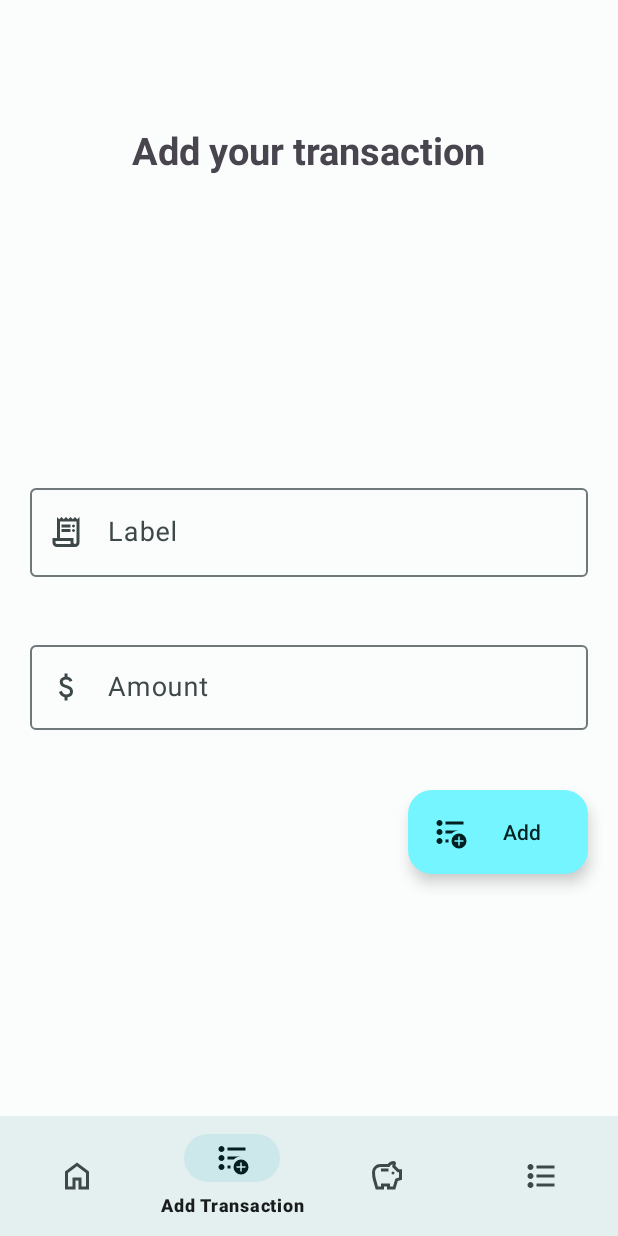
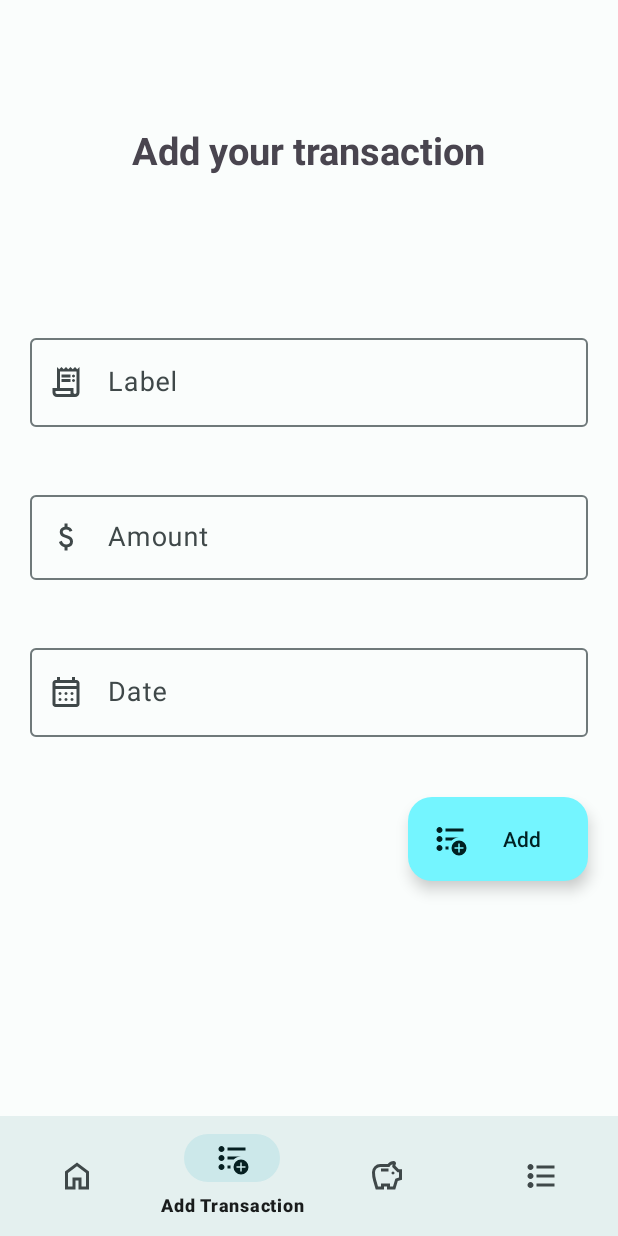
Before and after one commit to jj0003/Budget-Mate-APK, an Android app: the AddTransaction screen opened through its navigation route, on a phone screen of 412 x 824 dp. Run offline under Robolectric (Android 15) with nearby library versions, the phone set to English and light mode, and no system bars; our stand-ins replace data binding, navigation-ui.

Commit message:
NEW BRACNH UI FULLY WORKS 2.0 with new nav

```diff
--- a/app/src/main/java/com/janstudios/budgit/AddTransaction.kt
+++ b/app/src/main/java/com/janstudios/budgit/AddTransaction.kt
@@ -1,11 +1,15 @@
 package com.janstudios.budgit
 
+import android.app.DatePickerDialog
 import android.os.Bundle
 import android.view.LayoutInflater
 import android.view.View
 import android.view.ViewGroup
 import androidx.fragment.app.Fragment
 import com.janstudios.budgit.databinding.FragmentAddTransactionBinding
+import java.text.SimpleDateFormat
+import java.util.Calendar
+import java.util.Locale
 
 class AddTransaction() : Fragment() {
 
@@ -19,7 +23,32 @@ class AddTransaction() : Fragment() {
 
         binding.addTransactionButton.setOnClickListener(){}
 
+        initializeDatePicker()
+
         return binding.root
+    }
+
+    private fun initializeDatePicker() {
+        val calendar = Calendar.getInstance()
+        val datePickerListener = DatePickerDialog.OnDateSetListener { _, year, month, dayOfMonth ->
+            calendar.set(Calendar.YEAR, year)
+            calendar.set(Calendar.MONTH, month)
+            calendar.set(Calendar.DAY_OF_MONTH, dayOfMonth)
+            updateDateInView(calendar)
+        }
+
+        binding.inputDateEdit.setOnClickListener {
+            DatePickerDialog(requireContext(), datePickerListener,
+                calendar.get(Calendar.YEAR),
+                calendar.get(Calendar.MONTH),
+                calendar.get(Calendar.DAY_OF_MONTH)).show()
+        }
+    }
+
+    private fun updateDateInView(calendar: Calendar) {
+        val dateFormat = "yyyy-MM-dd"
+        val sdf = SimpleDateFormat(dateFormat, Locale.GERMANY)
+        binding.inputDateEdit.setText(sdf.format(calendar.time))
     }
 
     override fun onDestroyView() {
--- a/app/src/main/java/com/janstudios/budgit/UserTransaction.kt
+++ b/app/src/main/java/com/janstudios/budgit/UserTransaction.kt
@@ -1,3 +1,3 @@
 package com.janstudios.budgit
 
-data class UserTransaction(val amount: String, val label: String )
+data class UserTransaction(val amount: String, val label: String, )
--- /dev/null
+++ b/app/src/main/res/drawable/ic_calendar.xml
@@ -0,0 +1,9 @@
+<vector xmlns:android="http://schemas.android.com/apk/res/android"
+    android:width="24dp"
+    android:height="24dp"
+    android:viewportWidth="960"
+    android:viewportHeight="960">
+  <path
+      android:fillColor="#FF000000"
+      android:pathData="M200,880q-33,0 -56.5,-23.5T120,800v-560q0,-33 23.5,-56.5T200,160h40v-80h80v80h320v-80h80v80h40q33,0 56.5,23.5T840,240v560q0,33 -23.5,56.5T760,880L200,880ZM200,800h560v-400L200,400v400ZM200,320h560v-80L200,240v80ZM200,320v-80,80ZM480,560q-17,0 -28.5,-11.5T440,520q0,-17 11.5,-28.5T480,480q17,0 28.5,11.5T520,520q0,17 -11.5,28.5T480,560ZM320,560q-17,0 -28.5,-11.5T280,520q0,-17 11.5,-28.5T320,480q17,0 28.5,11.5T360,520q0,17 -11.5,28.5T320,560ZM640,560q-17,0 -28.5,-11.5T600,520q0,-17 11.5,-28.5T640,480q17,0 28.5,11.5T680,520q0,17 -11.5,28.5T640,560ZM480,720q-17,0 -28.5,-11.5T440,680q0,-17 11.5,-28.5T480,640q17,0 28.5,11.5T520,680q0,17 -11.5,28.5T480,720ZM320,720q-17,0 -28.5,-11.5T280,680q0,-17 11.5,-28.5T320,640q17,0 28.5,11.5T360,680q0,17 -11.5,28.5T320,720ZM640,720q-17,0 -28.5,-11.5T600,680q0,-17 11.5,-28.5T640,640q17,0 28.5,11.5T680,680q0,17 -11.5,28.5T640,720Z"/>
+</vector>
--- a/app/src/main/res/layout/fragment_add_transaction.xml
+++ b/app/src/main/res/layout/fragment_add_transaction.xml
@@ -36,7 +36,7 @@
             app:layout_constraintTop_toBottomOf="@+id/transaction_title"
             app:layout_constraintStart_toStartOf="parent"
             app:layout_constraintEnd_toEndOf="parent"
-            android:layout_marginTop="100dp"
+
             android:padding="20dp">
 
             <com.google.android.material.textfield.TextInputEditText
@@ -69,6 +69,26 @@
                 android:padding="16dp"/>
         </com.google.android.material.textfield.TextInputLayout>
 
+        <com.google.android.material.textfield.TextInputLayout
+            android:id="@+id/input_date"
+            android:layout_width="0dp"
+            android:layout_height="wrap_content"
+            android:hint="Date"
+            app:startIconDrawable="@drawable/ic_calendar"
+            app:layout_constraintTop_toBottomOf="@+id/input_amount"
+            app:layout_constraintStart_toStartOf="parent"
+            app:layout_constraintEnd_toEndOf="parent"
+            android:padding="20dp">
+
+            <com.google.android.material.textfield.TextInputEditText
+                android:id="@+id/input_date_edit"
+                android:layout_width="match_parent"
+                android:layout_height="wrap_content"
+                android:textSize="18sp"
+                android:focusable="false"/>
+        </com.google.android.material.textfield.TextInputLayout>
+
+
         <com.google.android.material.floatingactionbutton.ExtendedFloatingActionButton
             android:id="@+id/add_transaction_button"
             android:layout_width="wrap_content"
@@ -76,7 +96,7 @@
             android:layout_margin="20dp"
             android:text="Add"
             app:icon="@drawable/ic_add"
-            app:layout_constraintTop_toBottomOf="@+id/input_amount"
+            app:layout_constraintTop_toBottomOf="@+id/input_date"
             app:layout_constraintRight_toRightOf="parent"/>
 
     </androidx.constraintlayout.widget.ConstraintLayout>
--- a/app/src/main/res/layout/fragment_budget.xml
+++ b/app/src/main/res/layout/fragment_budget.xml
@@ -25,9 +25,6 @@
                 android:layout_gravity="center"/>
         </FrameLayout>
 
-
-
-
         <com.google.android.material.textfield.TextInputLayout
             android:id="@+id/input_frequency"
             style="@style/Widget.Material3.TextInputLayout.OutlinedBox.ExposedDropdownMenu"
@@ -38,7 +35,6 @@
             app:layout_constraintTop_toBottomOf="@+id/transaction_title"
             app:layout_constraintStart_toStartOf="parent"
             app:layout_constraintEnd_toEndOf="parent"
-            android:layout_marginTop="100dp"
             android:padding="20dp">
 
             <AutoCompleteTextView
```
